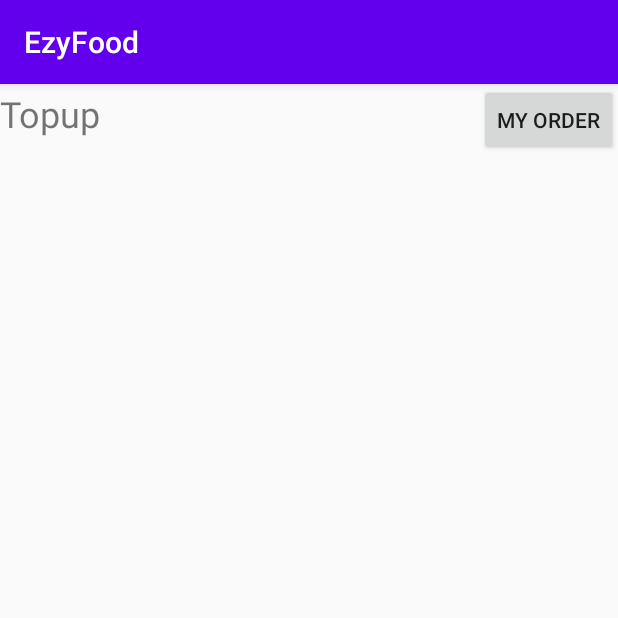
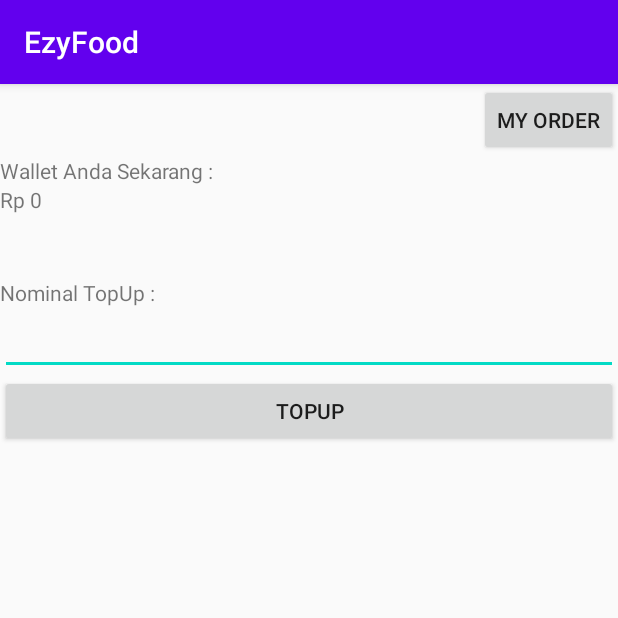
Before and after one commit to jeremyleonardo/ezyfood, an Android app: the screen it shows after launch (CatalogActivity before the commit, TopUpActivity after it), after a tap on "TOPUP", on a phone screen of 412 x 824 dp, the top half of it. Run offline under Robolectric (Android 15) with nearby library versions, the phone set to English and light mode, and no system bars.

Commit message:
add topup functionality, add same order to cart validation

```diff
--- a/app/src/main/java/com/jeremyleonardo/ezyfood/MainActivity.java
+++ b/app/src/main/java/com/jeremyleonardo/ezyfood/MainActivity.java
@@ -14,25 +14,30 @@ public class MainActivity extends AppCompatActivity {
         setContentView(R.layout.activity_main);
     }
 
-    public void openCatalog(View view) {
-        String catalogType = "";
+    public void openView(View view) {
+        String viewType = "";
         switch (view.getId()) {
             case (R.id.button1):
-                catalogType = "drinks";
+                viewType = "drinks";
                 break;
             case (R.id.button2):
-                catalogType = "snacks";
+                viewType = "snacks";
                 break;
             case (R.id.button3):
-                catalogType = "foods";
+                viewType = "foods";
                 break;
             case (R.id.button4):
-                catalogType = "topup";
+                viewType = "topup";
                 break;
         }
-        Intent intent = new Intent(this, CatalogActivity.class);
-        intent.putExtra("catalogType", catalogType);
-        startActivity(intent);
+        if (viewType.equals("topup")){
+            Intent intent = new Intent(this, TopUpActivity.class);
+            startActivity(intent);
+        } else {
+            Intent intent = new Intent(this, CatalogActivity.class);
+            intent.putExtra("catalogType", viewType);
+            startActivity(intent);
+        }
     }
 
     public void openCart(View view){
--- a/app/src/main/java/com/jeremyleonardo/ezyfood/Order.java
+++ b/app/src/main/java/com/jeremyleonardo/ezyfood/Order.java
@@ -21,4 +21,9 @@ public class Order extends Menu {
     public String toString() {
         return getName() + '-' + getPrice() + '-' + quantity;
     }
+
+    public Menu toMenu() {
+        return new Menu(getName(), getPrice());
+    }
+
 }
--- a/app/src/main/java/com/jeremyleonardo/ezyfood/TopUpActivity.java
+++ b/app/src/main/java/com/jeremyleonardo/ezyfood/TopUpActivity.java
@@ -3,6 +3,10 @@ package com.jeremyleonardo.ezyfood;
 import androidx.appcompat.app.AppCompatActivity;
 
 import android.os.Bundle;
+import android.view.View;
+import android.widget.EditText;
+import android.widget.TextView;
+import android.widget.Toast;
 
 public class TopUpActivity extends AppCompatActivity {
 
@@ -10,5 +14,30 @@ public class TopUpActivity extends AppCompatActivity {
     protected void onCreate(Bundle savedInstanceState) {
         super.onCreate(savedInstanceState);
         setContentView(R.layout.activity_top_up);
+
+        setWalletBalance();
+    }
+
+    private void setWalletBalance(){
+        TextView tvWallet = findViewById(R.id.tvWallet);
+        tvWallet.setText("Rp "+String.valueOf(PreferenceHelper.getWalletBalance(this)));
+    }
+
+    public void topUp(View view){
+        EditText etTopUp = findViewById(R.id.etTopUpAmount);
+
+        int val = 0;
+        do {
+            try {
+                val = Integer.parseInt(etTopUp.getText().toString());
+            } catch (Exception e) {
+                Toast.makeText(this, "Nominal TopUp harus diisi", Toast.LENGTH_LONG).show();
+                return;
+            }
+        } while (val == 0);
+        PreferenceHelper.topUp(this, val);
+        Toast.makeText(this, "Berhasil TopUp", Toast.LENGTH_LONG).show();
+        setWalletBalance();
+
     }
 }
--- a/app/src/main/res/layout/activity_top_up.xml
+++ b/app/src/main/res/layout/activity_top_up.xml
@@ -6,4 +6,56 @@
     android:layout_height="match_parent"
     tools:context=".TopUpActivity">
 
+    <LinearLayout
+        android:layout_width="match_parent"
+        android:layout_height="match_parent"
+        android:orientation="vertical">
+
+        <LinearLayout
+            android:layout_width="match_parent"
+            android:layout_height="wrap_content"
+            android:gravity="end"
+            android:orientation="vertical">
+
+            <Button
+                android:id="@+id/button5"
+                android:layout_width="wrap_content"
+                android:layout_height="wrap_content"
+                android:onClick="openCart"
+                android:text="My Order" />
+        </LinearLayout>
+
+        <TextView
+            android:id="@+id/label"
+            android:layout_width="match_parent"
+            android:layout_height="wrap_content"
+            android:text="Wallet Anda Sekarang :" />
+
+        <TextView
+            android:id="@+id/tvWallet"
+            android:layout_width="match_parent"
+            android:layout_height="wrap_content"
+            android:text="Rp 0" />
+
+        <TextView
+            android:id="@+id/label2"
+            android:layout_width="match_parent"
+            android:layout_height="wrap_content"
+            android:layout_marginTop="64px"
+            android:text="Nominal TopUp :" />
+
+        <EditText
+            android:id="@+id/etTopUpAmount"
+            android:layout_width="match_parent"
+            android:layout_height="wrap_content"
+            android:ems="10"
+            android:inputType="number" />
+
+        <Button
+            android:id="@+id/topUpBtn"
+            android:layout_width="match_parent"
+            android:layout_height="wrap_content"
+            android:onClick="topUp"
+            android:text="TopUp" />
+    </LinearLayout>
 </androidx.constraintlayout.widget.ConstraintLayout>
```
Also changed, not shown: app/src/main/java/com/jeremyleonardo/ezyfood/OrderActivity.java (+8 -6 lines), app/src/main/java/com/jeremyleonardo/ezyfood/PreferenceHelper.java (+49 -4 lines), app/src/main/res/layout/activity_main.xml (+4 -4 lines).
